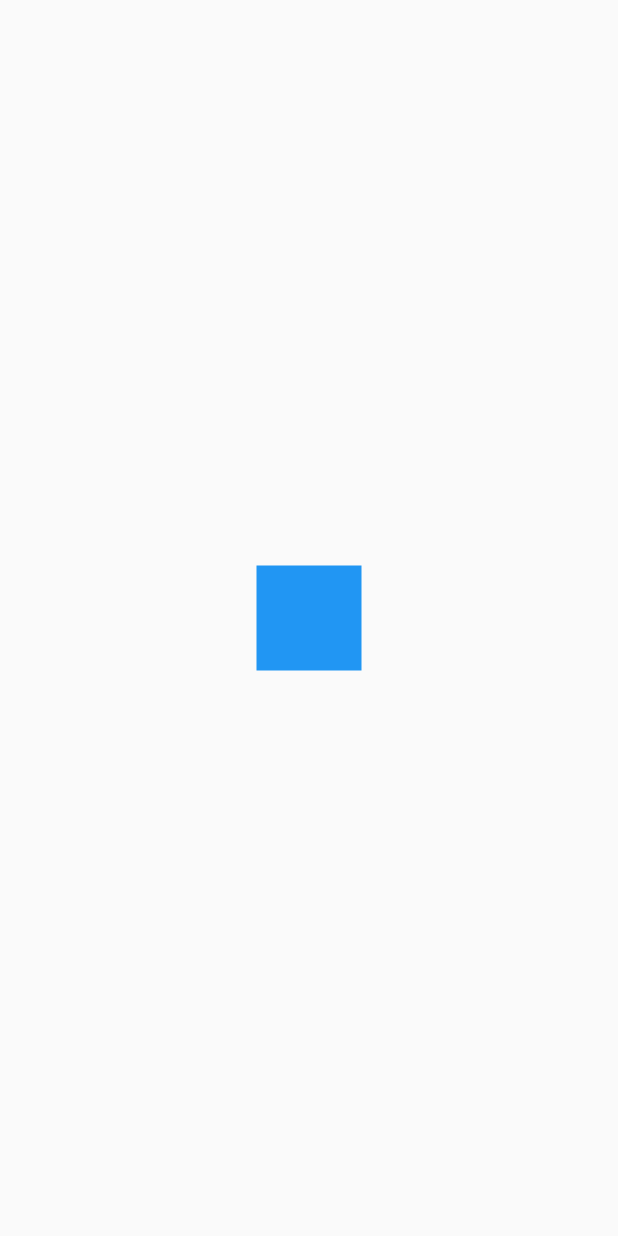
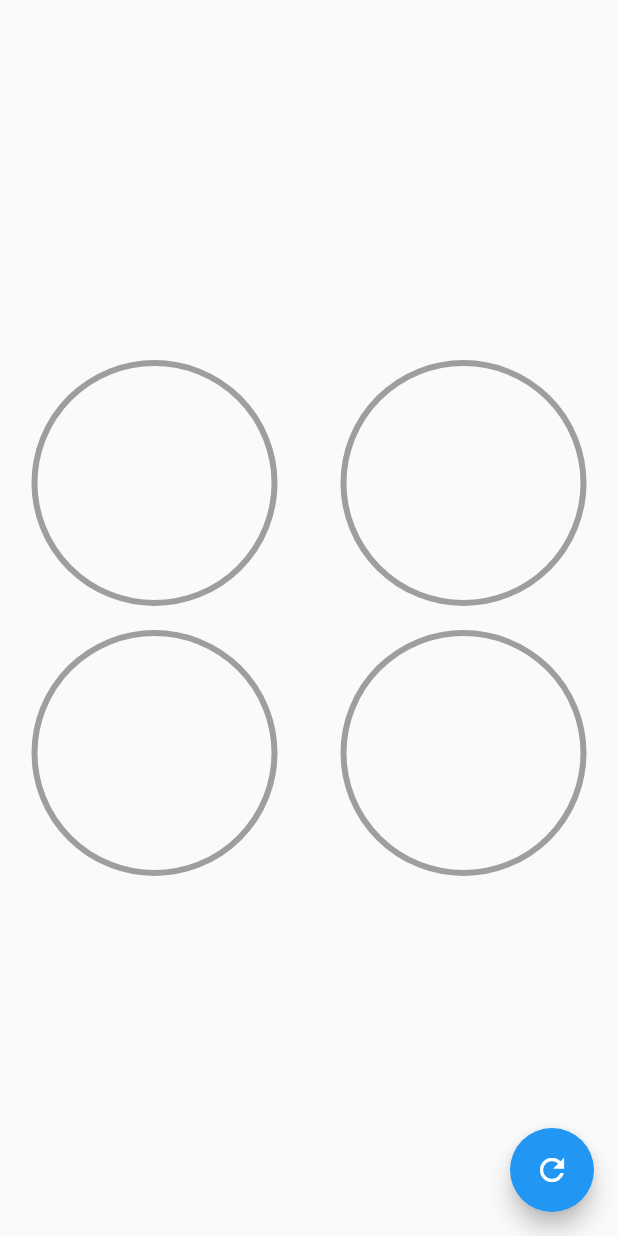
Before and after one commit to iKurito/fl_disenos_app, a Flutter app: the screen it shows after launch, on a phone screen of 412 x 824 dp. Run offline on Flutter 3.47's test engine with Material 2 defaults, Android fonts, the phone set to English and light mode, and no system bars.

Commit message:
radial circle progress

```diff
--- a/lib/main.dart
+++ b/lib/main.dart
@@ -1,6 +1,6 @@
-import 'package:fl_disenos_app/src/retos/cuadrado_animado_page.dart';
 import 'package:flutter/material.dart';
 
+import 'package:fl_disenos_app/src/pages/pages.dart';
 
 void main() => runApp(const MyApp());
 
@@ -12,7 +12,7 @@
     return const MaterialApp(
       debugShowCheckedModeBanner: false,
       title: 'Diseños App',
-      home: CuadradoAnimadoPage()
+      home: GraficasCircularesPage()
     );
   }
 }
--- /dev/null
+++ b/lib/src/pages/graficas_circulares_page.dart
@@ -0,0 +1,78 @@
+import 'package:flutter/material.dart';
+
+import 'package:fl_disenos_app/src/widgets/widgets.dart';
+
+class GraficasCircularesPage extends StatefulWidget {
+  const GraficasCircularesPage({Key? key}) : super(key: key);
+
+  @override
+  State<GraficasCircularesPage> createState() => _GraficasCircularesPageState();
+}
+
+class _GraficasCircularesPageState extends State<GraficasCircularesPage> {
+  double porcentaje = 0.0;
+
+  @override
+  Widget build(BuildContext context) {
+    return Scaffold(
+      floatingActionButton: FloatingActionButton(
+        child: const Icon(Icons.refresh),
+        onPressed: () {
+          setState(() {
+            porcentaje += 10;
+            if (porcentaje > 100) {
+              porcentaje = 0;
+            }
+          });
+        },
+      ),
+      body: Column(
+        mainAxisAlignment: MainAxisAlignment.center,
+        children: <Widget> [
+          Row(
+            mainAxisAlignment: MainAxisAlignment.spaceAround,
+            children: [
+              CustomRadialProgress(porcentaje: porcentaje, color: Colors.blue),
+              CustomRadialProgress(porcentaje: porcentaje, color: Colors.red)
+            ],
+          ),
+          Row(
+            mainAxisAlignment: MainAxisAlignment.spaceAround,
+            children: [
+              CustomRadialProgress(porcentaje: porcentaje, color: Colors.pink),
+              CustomRadialProgress(porcentaje: porcentaje, color: Colors.purple)
+            ],
+          )
+        ],
+      ),
+    );
+  }
+}
+
+class CustomRadialProgress extends StatelessWidget {
+  const CustomRadialProgress({
+    Key? key,
+    required this.porcentaje,
+    required this.color
+  }) : super(key: key);
+
+  final double porcentaje;
+  final Color color;
+
+  @override
+  Widget build(BuildContext context) {
+    return SizedBox(
+      width: 180,
+      height: 180,
+      // color: Colors.red,
+      child: RadialProgress(
+        porcentaje: porcentaje,
+        colorPrimario: color,
+        coloSecundario: Colors.grey,
+        grosorPrimario: 10,
+        grosorSecundario: 4
+
+      )
+    );
+  }
+}
--- a/lib/src/pages/pages.dart
+++ b/lib/src/pages/pages.dart
@@ -1,2 +1,3 @@
+export 'package:fl_disenos_app/src/pages/graficas_circulares_page.dart';
 export 'package:fl_disenos_app/src/pages/animaciones_page.dart';
 export 'package:fl_disenos_app/src/pages/headers_page.dart';
--- /dev/null
+++ b/lib/src/widgets/radial_progress.dart
@@ -0,0 +1,133 @@
+import 'dart:math';
+
+import 'package:flutter/material.dart';
+
+class RadialProgress extends StatefulWidget {
+  const RadialProgress({
+    Key? key,
+    required this.porcentaje,
+    required this.colorPrimario,
+    required this.coloSecundario,
+    required this.grosorSecundario,
+    required this.grosorPrimario
+  }) : super(key: key);
+
+  final double porcentaje;
+  final Color colorPrimario;
+  final Color coloSecundario;
+  final double grosorSecundario;
+  final double grosorPrimario;
+
+  @override
+  State<RadialProgress> createState() => _RadialProgressState();
+}
+
+class _RadialProgressState extends State<RadialProgress> with SingleTickerProviderStateMixin {
+  late AnimationController controller;
+  late double porcentajeAnterior;
+
+  @override
+  void initState() {
+    porcentajeAnterior = widget.porcentaje;
+    controller = AnimationController(vsync: this, duration: const Duration(milliseconds: 200));
+    super.initState();
+  }
+
+  @override
+  void dispose() {
+    super.dispose();
+  }
+
+  @override
+  Widget build(BuildContext context) {
+    controller.forward(from: 0.0);
+
+    final diferenciaAnimar = widget.porcentaje - porcentajeAnterior;
+    porcentajeAnterior = widget.porcentaje;
+
+    return AnimatedBuilder(
+      animation: controller,
+      builder: (BuildContext context, Widget? child) {
+        return Container(
+          padding: const EdgeInsets.all(10),
+          width: double.infinity,
+          height: double.infinity,
+          child: CustomPaint(
+            painter: _MiRadialProgress(
+              (widget.porcentaje - diferenciaAnimar) + (diferenciaAnimar * controller.value),
+              widget.colorPrimario,
+              widget.coloSecundario,
+              widget.grosorSecundario,
+              widget.grosorPrimario
+            ),
+          )
+        );
+      }
+    );
+
+  }
+}
+
+class _MiRadialProgress extends CustomPainter {
+  final double porcentaje;
+  final Color colorPrimario;
+  final Color colorSecundario;
+  final double grosorSecundario;
+  final double grosorPrimario;
+
+  _MiRadialProgress(
+    this.porcentaje,
+    this.colorPrimario,
+    this.colorSecundario,
+    this.grosorSecundario,
+    this.grosorPrimario
+  );
+
+  @override
+  void paint(Canvas canvas, Size size) {
+    final Rect rect = Rect.fromCircle(
+      center: const Offset(0, 0),
+      radius: 180
+    );
+
+    const Gradient gradiente = LinearGradient(
+      colors: <Color> [
+        Color(0xffC012FF),
+        Color(0xff6D05E8),
+        Colors.red
+      ]
+    );
+
+    final paint = Paint()
+      ..strokeWidth = grosorSecundario
+      ..color = colorSecundario
+      ..style = PaintingStyle.stroke;
+
+    final center = Offset(size.width * 0.5, size.height / 2);
+    final radio = min(size.width * 0.5, size.height * 0.5);
+
+    canvas.drawCircle(center, radio, paint);
+
+    // Arco
+    final paintArco = Paint()
+      ..strokeWidth = grosorPrimario
+      // ..color = colorPrimario
+      ..shader = gradiente.createShader(rect)
+      ..strokeCap = StrokeCap.round
+      ..style = PaintingStyle.stroke;
+
+    final arcAngle = 2 * pi * (porcentaje / 100);
+
+    canvas.drawArc(
+      Rect.fromCircle(center: center, radius: radio),
+      -pi/2,
+      arcAngle,
+      false,
+      paintArco
+    );
+  }
+
+  @override
+  bool shouldRepaint(covariant CustomPainter oldDelegate) => true;
+
+}
--- a/lib/src/widgets/widgets.dart
+++ b/lib/src/widgets/widgets.dart
@@ -1 +1,2 @@
+export 'package:fl_disenos_app/src/widgets/radial_progress.dart';
 export 'package:fl_disenos_app/src/widgets/headers.dart';
```
Also changed, not shown: lib/src/labs/circular_progress_page.dart (added, +100 -0 lines).
